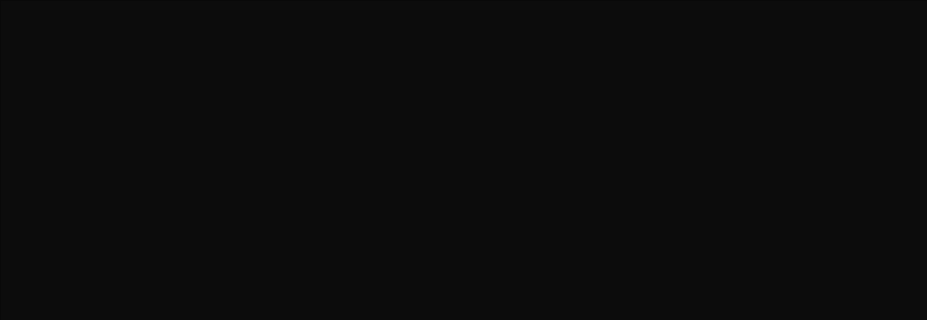
The window that qt/CMD.ui (Alexey-Nikolaevic-B/cmd_test_system) describes before a commit, drawn with Qt 5; both pictures show x 0 to 927 and y 0 to 320 of the 927 by 488 pixel window.
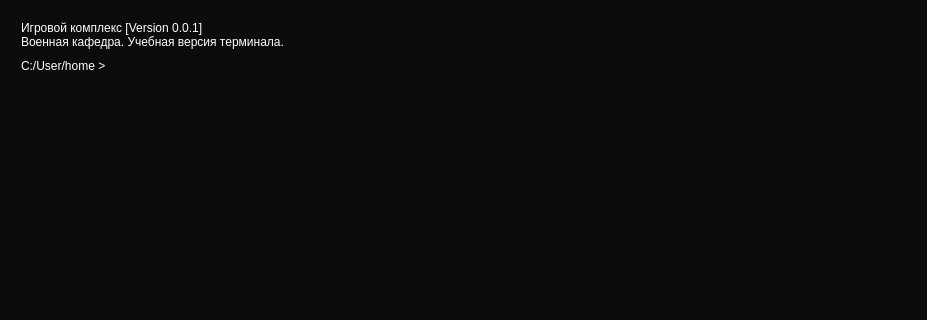
The same window after the commit.

Diff of the .ui file:
```diff
--- a/qt/CMD.ui
+++ b/qt/CMD.ui
@@ -13,36 +13,94 @@
   <property name="windowTitle">
    <string>Dialog</string>
   </property>
-  <widget class="QTextEdit" name="textEdit">
-   <property name="enabled">
+  <property name="styleSheet">
+   <string notr="true">background-color:rgb(12,12,12);</string>
+  </property>
+  <layout class="QVBoxLayout" name="verticalLayout">
+   <item>
+    <widget class="QScrollArea" name="scrollArea">
+     <property name="widgetResizable">
     <bool>true</bool>
    </property>
+     <widget class="QWidget" name="scrollAreaWidgetContents">
    <property name="geometry">
     <rect>
      <x>0</x>
      <y>0</y>
-     <width>931</width>
-     <height>491</height>
-    </rect>
-   </property>
-   <property name="sizePolicy">
-    <sizepolicy hsizetype="Minimum" vsizetype="Minimum">
-     <horstretch>255</horstretch>
-     <verstretch>10</verstretch>
-    </sizepolicy>
-   </property>
-   <property name="minimumSize">
+        <width>907</width>
+        <height>468</height>
+       </rect>
+      </property>
+      <layout class="QHBoxLayout" name="horizontalLayout">
+       <item>
+        <layout class="QVBoxLayout" name="verticalLayout_3">
+         <item>
+          <widget class="QLabel" name="label_3">
+           <property name="styleSheet">
+            <string notr="true">color: white;
+font: 12pt &quot;Consolas&quot;;</string>
+           </property>
+           <property name="text">
+            <string>Игровой комплекс [Version 0.0.1]
+Военная кафедра. Учебная версия терминала.</string>
+           </property>
+          </widget>
+         </item>
+         <item>
+          <layout class="QHBoxLayout" name="horizontalLayout_7">
+           <item>
+            <widget class="QLabel" name="label">
+             <property name="styleSheet">
+              <string notr="true">color: white;
+font: 12pt &quot;Consolas&quot;;</string>
+             </property>
+             <property name="text">
+              <string>C:/User/home &gt;</string>
+             </property>
+            </widget>
+           </item>
+           <item>
+            <widget class="QLineEdit" name="lineEdit">
+             <property name="styleSheet">
+              <string notr="true">color: white;
+font: 12pt &quot;Consolas&quot;;
+border-color: black</string>
+             </property>
+            </widget>
+           </item>
+          </layout>
+         </item>
+         <item>
+          <widget class="QLabel" name="label_2">
+           <property name="styleSheet">
+            <string notr="true">color: white;
+font: 12pt &quot;Consolas&quot;;</string>
+           </property>
+           <property name="text">
+            <string/>
+           </property>
+          </widget>
+         </item>
+         <item>
+          <spacer name="verticalSpacer">
+           <property name="orientation">
+            <enum>Qt::Vertical</enum>
+           </property>
+           <property name="sizeHint" stdset="0">
     <size>
-     <width>931</width>
-     <height>0</height>
-    </size>
-   </property>
-   <property name="styleSheet">
-    <string notr="true">background-color:rgb(12,12,12);
-color: rgb(255, 255, 255);
-font: 15pt &quot;MS Shell Dlg 2&quot;;</string>
-   </property>
-  </widget>
+             <width>20</width>
+             <height>40</height>
+            </size>
+           </property>
+          </spacer>
+         </item>
+        </layout>
+       </item>
+      </layout>
+     </widget>
+    </widget>
+   </item>
+  </layout>
  </widget>
  <resources/>
  <connections/>
```
Lines whose indentation alone changed are shown as unchanged.
